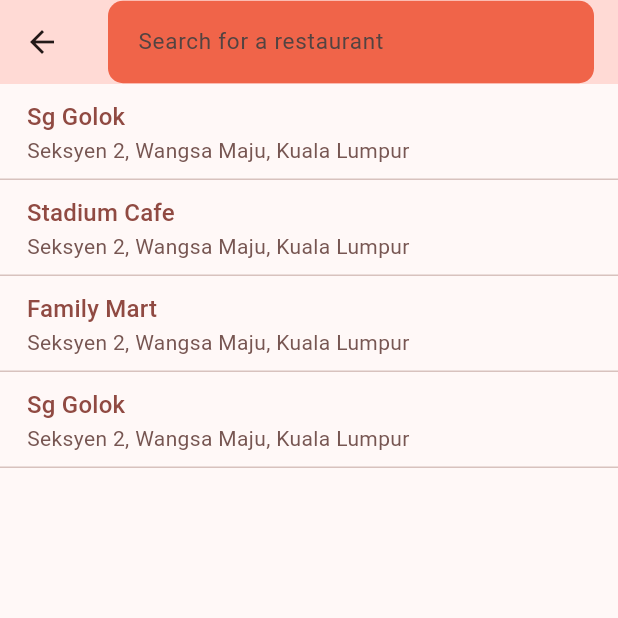
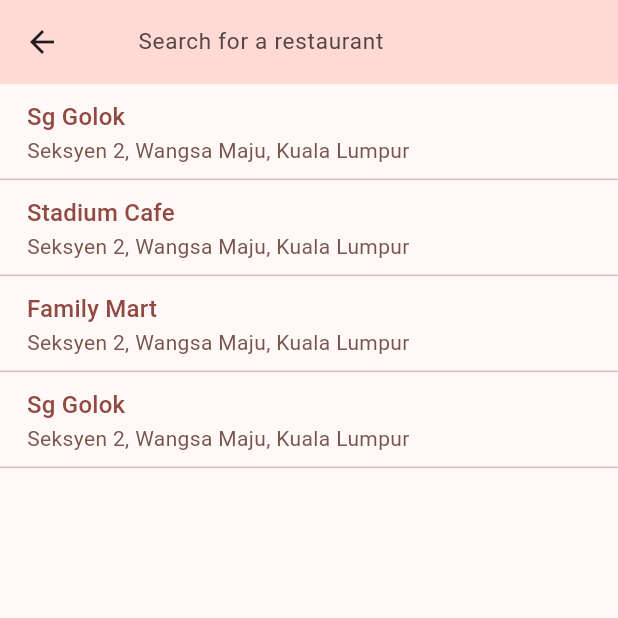
Before and after one commit to zaiehilmi/sedakOrk, a Flutter app: the SearchScreen screen opened by its route, on a phone screen of 412 x 824 dp, the top half of it. Run offline on Flutter 3.47's test engine with Material 2 defaults, Android fonts, the phone set to English and light mode, and no system bars; drawn by our look-alikes of dynamic_color; our stand-ins replace fluro, flutter_rating_bar, geocoding, geolocator, google_fonts, logger.

```diff
--- a/lib/screen/widget/rectangular_textfield.dart
+++ b/lib/screen/widget/rectangular_textfield.dart
@@ -2,26 +2,34 @@ import 'package:flutter/material.dart';
 
 class RectangularTextfield extends StatelessWidget {
   static const double textSize = 15;
+
   String hint;
   TextEditingController controller;
+  Color? bgColor;
+  Color? textColor;
 
   RectangularTextfield({
     super.key,
     required this.hint,
     required this.controller,
+    this.bgColor,
+    this.textColor,
   });
 
   @override
-  Widget build(BuildContext context) => Container(
+  Widget build(BuildContext context) {
+    final colorTheme = Theme.of(context).colorScheme;
+
+    return Container(
       decoration: BoxDecoration(
         borderRadius: BorderRadius.circular(10),
-          color: const Color(0xFFF06449),
+        color: bgColor,
       ),
       child: TextField(
-          style: const TextStyle(
+        style: TextStyle(
           fontSize: textSize,
-            color: Colors.white70,
-            fontWeight: FontWeight.bold,
+          color: textColor ?? colorTheme.onPrimaryContainer,
+          fontWeight: FontWeight.normal,
         ),
         decoration: InputDecoration(
           hintText: hint,
@@ -37,3 +45,4 @@ class RectangularTextfield extends StatelessWidget {
       ),
     );
   }
+}
```
Also changed, not shown: 1 other file. Lines whose indentation alone changed are shown as unchanged.
